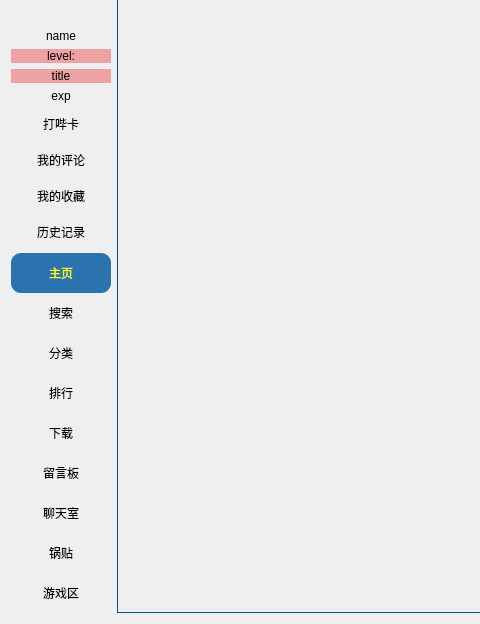
Old version of the form ui/user.ui in the repository tonquer/picacg-qt; both pictures show x 0 to 480 and y 88 to 712 of the 1059 by 712 pixel window.
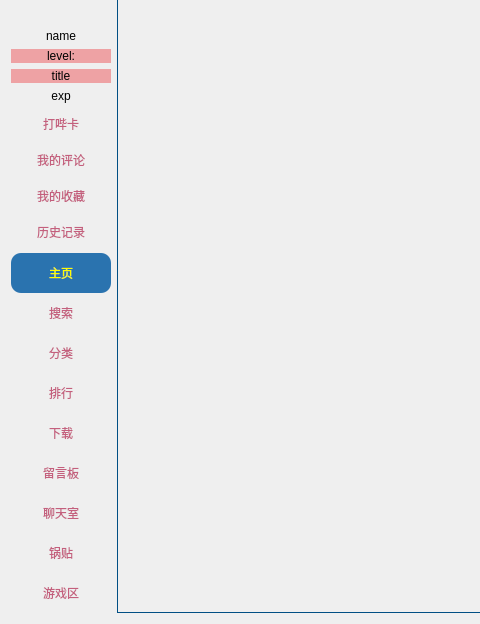
New version of the form. Icons and pictures are not drawn. Custom widgets are drawn as their Qt base class.

Diff of the .ui file:
```diff
--- a/ui/user.ui
+++ b/ui/user.ui
@@ -7,7 +7,7 @@
     <x>0</x>
     <y>0</y>
     <width>1059</width>
-    <height>702</height>
+    <height>712</height>
    </rect>
   </property>
   <property name="minimumSize">
@@ -143,7 +143,7 @@
           <string notr="true">/* 正常时，按钮颜色 */
 QToolButton{
     background:transparent;
-    color: rgb(0, 0, 2);
+    color: rgb(196, 95, 125);
     border-style: outset;
     border-color: beige;
     border-radius: 10px;
@@ -181,7 +181,7 @@
           <string notr="true">/* 正常时，按钮颜色 */
 QToolButton{
     background:transparent;
-    color: rgb(0, 0, 2);
+    color: rgb(196, 95, 125);
     border-style: outset;
     border-color: beige;
     border-radius: 10px;
@@ -231,7 +231,7 @@
           <string notr="true">/* 正常时，按钮颜色 */
 QToolButton{
     background:transparent;
-    color: rgb(0, 0, 2);
+    color: rgb(196, 95, 125);
     border-style: outset;
     border-color: beige;
     border-radius: 10px;
@@ -281,7 +281,7 @@
           <string notr="true">/* 正常时，按钮颜色 */
 QToolButton{
     background:transparent;
-    color: rgb(0, 0, 2);
+    color: rgb(196, 95, 125);
     border-style: outset;
     border-color: beige;
     border-radius: 10px;
@@ -402,7 +402,7 @@
             <string notr="true">/* 正常时，按钮颜色 */
 QToolButton{
     background:transparent;
-    color: rgb(0, 0, 2);
+    color: rgb(196, 95, 125);
     border-style: outset;
     border-color: beige;
     border-radius: 10px;
@@ -452,7 +452,7 @@
             <string notr="true">/* 正常时，按钮颜色 */
 QToolButton{
     background:transparent;
-    color: rgb(0, 0, 2);
+    color: rgb(196, 95, 125);
     border-style: outset;
     border-color: beige;
     border-radius: 10px;
@@ -502,7 +502,7 @@
             <string notr="true">/* 正常时，按钮颜色 */
 QToolButton{
     background:transparent;
-    color: rgb(0, 0, 2);
+    color: rgb(196, 95, 125);
     border-style: outset;
     border-color: beige;
     border-radius: 10px;
@@ -552,7 +552,7 @@
             <string notr="true">/* 正常时，按钮颜色 */
 QToolButton{
     background:transparent;
-    color: rgb(0, 0, 2);
+    color: rgb(196, 95, 125);
     border-style: outset;
     border-color: beige;
     border-radius: 10px;
@@ -602,7 +602,7 @@
             <string notr="true">/* 正常时，按钮颜色 */
 QToolButton{
     background:transparent;
-    color: rgb(0, 0, 2);
+    color: rgb(196, 95, 125);
     border-style: outset;
     border-color: beige;
     border-radius: 10px;
@@ -652,7 +652,7 @@
             <string notr="true">/* 正常时，按钮颜色 */
 QToolButton{
     background:transparent;
-    color: rgb(0, 0, 2);
+    color: rgb(196, 95, 125);
     border-style: outset;
     border-color: beige;
     border-radius: 10px;
@@ -702,7 +702,7 @@
             <string notr="true">/* 正常时，按钮颜色 */
 QToolButton{
     background:transparent;
-    color: rgb(0, 0, 2);
+    color: rgb(196, 95, 125);
     border-style: outset;
     border-color: beige;
     border-radius: 10px;
@@ -752,7 +752,7 @@
             <string notr="true">/* 正常时，按钮颜色 */
 QToolButton{
     background:transparent;
-    color: rgb(0, 0, 2);
+    color: rgb(196, 95, 125);
     border-style: outset;
     border-color: beige;
     border-radius: 10px;
```
Left out of the diff: 2 changed lines with no effect on the pictures.
